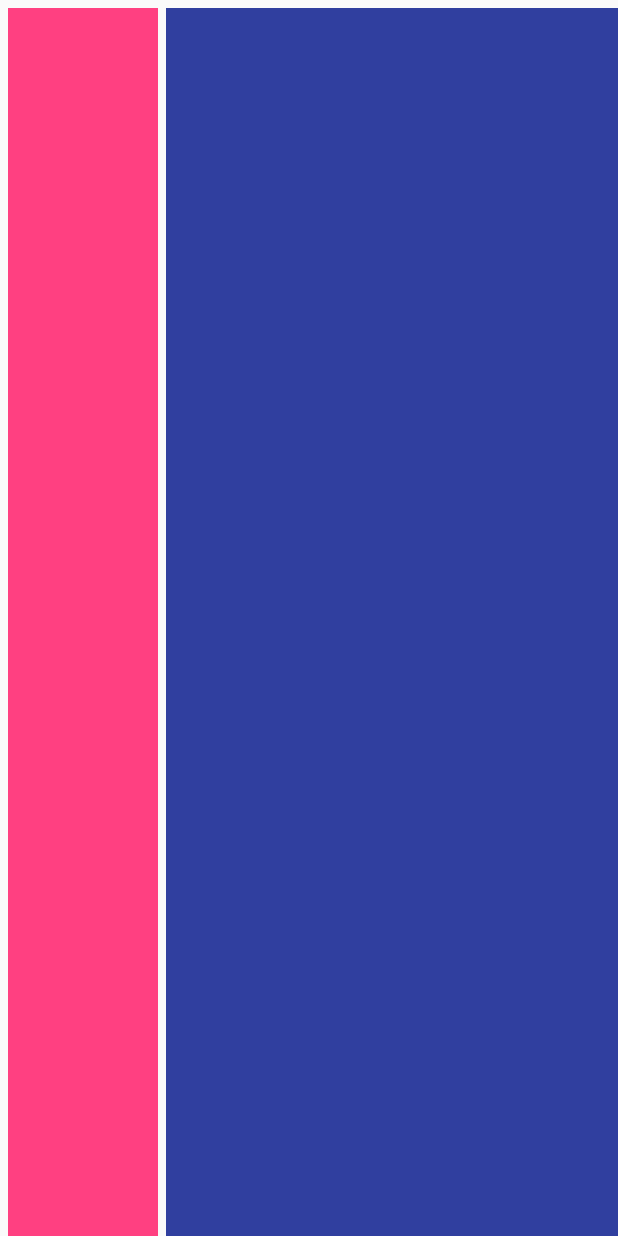
After one commit to 987625922/MyAndroidLearn, an Android app: the DensityActivity screen opened directly, with no data from a screen before it, on a phone screen of 412 x 824 dp. The commit adds this screen. Run offline under Robolectric (Android 15) with nearby library versions, the phone set to English and light mode, and no system bars.

Commit message:
更新美团屏幕适配方案

```diff
--- a/app/src/main/AndroidManifest.xml
+++ b/app/src/main/AndroidManifest.xml
@@ -43,6 +43,8 @@
         <activity android:name="com.wind.wind.myapplication.okhttp.retrofit.GetRequest"></activity>
         <!-- bitmap -->
         <activity android:name="com.wind.wind.myapplication.img.BitmapActivity"></activity>
+        <!-- 头条适配方案 -->
+        <activity android:name="com.wind.wind.myapplication.screenmatch.DensityActivity"/>
     </application>
 
 </manifest>
--- /dev/null
+++ b/app/src/main/java/com/wind/wind/myapplication/screenmatch/DensityActivity.java
@@ -0,0 +1,66 @@
+package com.wind.wind.myapplication.screenmatch;
+
+import android.app.Activity;
+import android.app.Application;
+import android.content.ComponentCallbacks;
+import android.content.res.Configuration;
+import android.os.Bundle;
+import android.support.annotation.NonNull;
+import android.support.annotation.Nullable;
+import android.util.DisplayMetrics;
+
+import com.wyt.zdf.myapplication.R;
+
+public class DensityActivity extends Activity {
+    @Override
+    protected void onCreate(@Nullable Bundle savedInstanceState) {
+        super.onCreate(savedInstanceState);
+        setCustomDensity(this,this.getApplication());
+        setContentView(R.layout.activity_density);
+
+    }
+    private static float sRoncompatDennsity;
+    private static float sRoncompatScaledDensity;
+    private void setCustomDensity(@NonNull Activity activity, final @NonNull Application application) {
+
+        //application
+        final DisplayMetrics appDisplayMetrics = application.getResources().getDisplayMetrics();
+
+        if (sRoncompatDennsity == 0) {
+            sRoncompatDennsity = appDisplayMetrics.density;
+            sRoncompatScaledDensity = appDisplayMetrics.scaledDensity;
+            application.registerComponentCallbacks(new ComponentCallbacks() {
+                @Override
+                public void onConfigurationChanged(Configuration newConfig) {
+                    if (newConfig != null && newConfig.fontScale > 0) {
+                        sRoncompatScaledDensity = application.getResources().getDisplayMetrics().scaledDensity;
+                    }
+                }
+
+                @Override
+                public void onLowMemory() {
+
+                }
+            });
+        }
+
+        //计算宽为360dp 同理可以设置高为640dp的根据实际情况
+        final float targetDensity = appDisplayMetrics.heightPixels / 640;//横屏
+//        final float targetDensity = appDisplayMetrics.widthPixels / 360;  //竖屏
+        final float targetScaledDensity = targetDensity * (sRoncompatScaledDensity / sRoncompatDennsity);
+        final int targetDensityDpi = (int) (targetDensity * 160);
+
+        appDisplayMetrics.density = targetDensity;
+        appDisplayMetrics.densityDpi = targetDensityDpi;
+        appDisplayMetrics.scaledDensity = targetScaledDensity;
+
+        //activity
+        final DisplayMetrics activityDisplayMetrics = activity.getResources().getDisplayMetrics();
+
+        activityDisplayMetrics.density = targetDensity;
+        activityDisplayMetrics.densityDpi = targetDensityDpi;
+        activityDisplayMetrics.scaledDensity = targetScaledDensity;
+    }
+
+
+}
--- /dev/null
+++ b/app/src/main/res/layout/activity_density.xml
@@ -0,0 +1,28 @@
+<?xml version="1.0" encoding="utf-8"?>
+<android.support.constraint.ConstraintLayout
+    xmlns:android="http://schemas.android.com/apk/res/android"
+    xmlns:app="http://schemas.android.com/apk/res-auto"
+    android:layout_width="match_parent"
+    android:layout_height="match_parent">
+
+    <View
+        android:id="@+id/view"
+        android:layout_width="150dp"
+        android:layout_height="wrap_content"
+        android:layout_marginStart="8dp"
+        android:layout_marginTop="8dp"
+        app:layout_constraintStart_toStartOf="parent"
+        app:layout_constraintTop_toTopOf="parent"
+        android:background="@color/colorAccent"
+        />
+    <View
+        android:layout_width="0dp"
+        android:layout_height="wrap_content"
+        android:layout_marginStart="8dp"
+        android:layout_marginTop="8dp"
+        app:layout_constraintLeft_toRightOf="@+id/view"
+        app:layout_constraintTop_toTopOf="parent"
+        android:background="@color/colorPrimaryDark"
+        app:layout_constraintRight_toRightOf="parent"
+        />
+</android.support.constraint.ConstraintLayout>
```
Also changed, not shown: app/src/main/java/com/wind/wind/myapplication/MainActivity.java (+10 -0 lines), app/src/main/java/com/wind/wind/myapplication/screenmatch/Density.java (added, +54 -0 lines), app/src/main/res/layout/activity_home.xml (+10 -0 lines).
